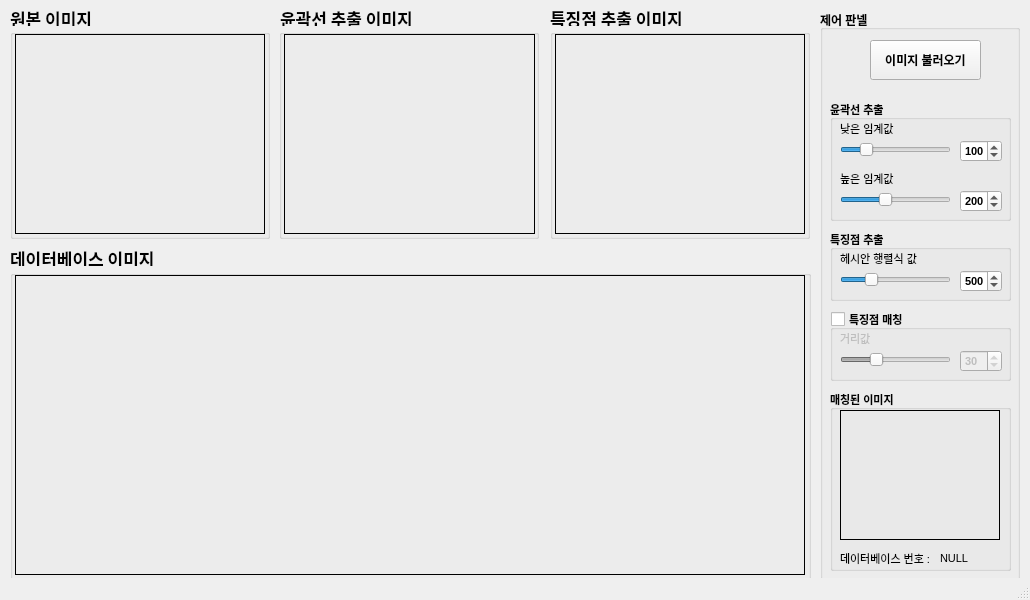
This is Cognition/opencv_Cognition/mainwindow.ui in GreenSimulation/OpenCV as Qt 5 draws it before an edit. The edited form follows.
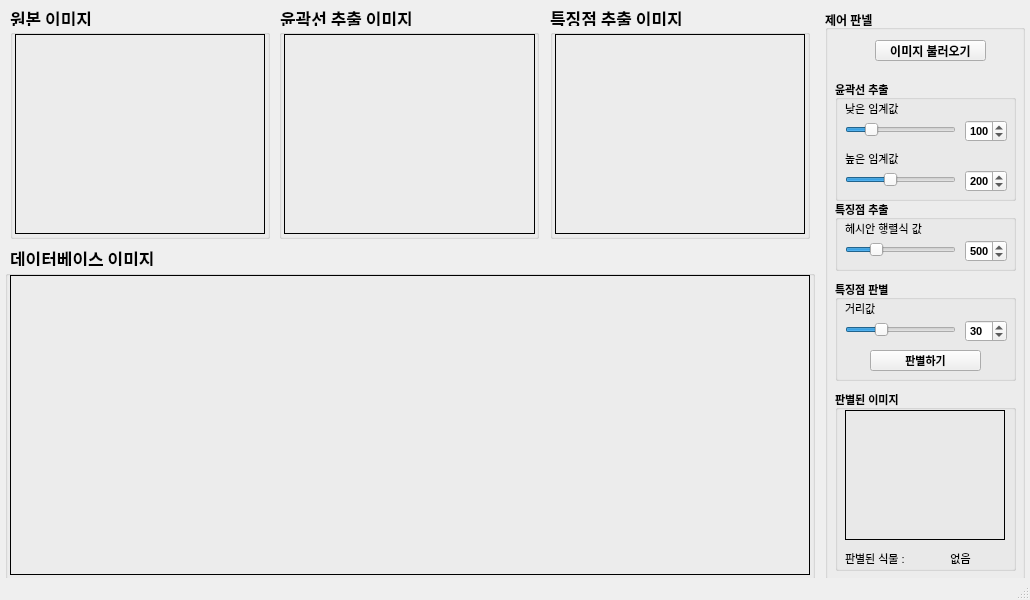
This is the edited form.

Commit message:
2014년 4월 10일 업데이트.
데이터베이스 이미지 교체.
UI 수정.
판별시 식물의 이름이 나오게 수

Patch:
```diff
--- a/Cognition/opencv_Cognition/mainwindow.ui
+++ b/Cognition/opencv_Cognition/mainwindow.ui
@@ -70,7 +70,7 @@
    <widget class="QGroupBox" name="Box_Control">
     <property name="geometry">
      <rect>
-      <x>820</x>
+      <x>825</x>
       <y>10</y>
       <width>200</width>
       <height>570</height>
@@ -92,7 +92,7 @@
        <x>50</x>
        <y>30</y>
        <width>111</width>
-       <height>40</height>
+       <height>21</height>
       </rect>
      </property>
      <property name="text">
@@ -103,7 +103,7 @@
      <property name="geometry">
       <rect>
        <x>10</x>
-       <y>90</y>
+       <y>70</y>
        <width>181</width>
        <height>121</height>
       </rect>
@@ -231,7 +231,7 @@
      <property name="geometry">
       <rect>
        <x>10</x>
-       <y>220</y>
+       <y>190</y>
        <width>181</width>
        <height>71</height>
       </rect>
@@ -310,12 +310,15 @@
      </widget>
     </widget>
     <widget class="QGroupBox" name="Box_Matching">
+     <property name="enabled">
+      <bool>true</bool>
+     </property>
      <property name="geometry">
       <rect>
        <x>10</x>
-       <y>300</y>
+       <y>270</y>
        <width>181</width>
-       <height>71</height>
+       <height>101</height>
       </rect>
      </property>
      <property name="minimumSize">
@@ -330,10 +333,10 @@
       </font>
      </property>
      <property name="title">
-      <string>특징점 매칭</string>
+      <string>특징점 판별</string>
      </property>
      <property name="checkable">
-      <bool>true</bool>
+      <bool>false</bool>
      </property>
      <property name="checked">
       <bool>false</bool>
@@ -397,6 +400,19 @@
        <number>30</number>
       </property>
      </widget>
+     <widget class="QPushButton" name="Button_Matching">
+      <property name="geometry">
+       <rect>
+        <x>35</x>
+        <y>70</y>
+        <width>111</width>
+        <height>21</height>
+       </rect>
+      </property>
+      <property name="text">
+       <string>판별하기</string>
+      </property>
+     </widget>
     </widget>
     <widget class="QGroupBox" name="Box_Solution">
      <property name="geometry">
@@ -413,7 +429,7 @@
       </font>
      </property>
      <property name="title">
-      <string>매칭된 이미지</string>
+      <string>판별된 이미지</string>
      </property>
      <widget class="QLabel" name="Label_Solution">
       <property name="geometry">
@@ -436,7 +452,7 @@
        <rect>
         <x>10</x>
         <y>160</y>
-        <width>121</width>
+        <width>71</width>
         <height>16</height>
        </rect>
       </property>
@@ -449,16 +465,16 @@
        </font>
       </property>
       <property name="text">
-       <string>데이터베이스 번호 :</string>
+       <string>판별된 식물 : </string>
       </property>
      </widget>
      <widget class="QLabel" name="TextLabel_Solution">
       <property name="geometry">
        <rect>
-        <x>110</x>
-        <y>160</y>
-        <width>41</width>
-        <height>16</height>
+        <x>80</x>
+        <y>158</y>
+        <width>91</width>
+        <height>20</height>
        </rect>
       </property>
       <property name="font">
@@ -470,7 +486,10 @@
        </font>
       </property>
       <property name="text">
-       <string>NULL</string>
+       <string>없음</string>
+      </property>
+      <property name="alignment">
+       <set>Qt::AlignCenter</set>
       </property>
      </widget>
     </widget>
@@ -564,9 +583,9 @@
    <widget class="QGroupBox" name="Box_List">
     <property name="geometry">
      <rect>
-      <x>10</x>
+      <x>5</x>
       <y>270</y>
-      <width>801</width>
+      <width>810</width>
       <height>310</height>
      </rect>
     </property>
@@ -592,7 +611,7 @@
       <rect>
        <x>5</x>
        <y>5</y>
-       <width>790</width>
+       <width>800</width>
        <height>300</height>
       </rect>
      </property>
```
Left out of the diff: 2 changed lines with no effect on the pictures. The commit also changes 20 other files.
